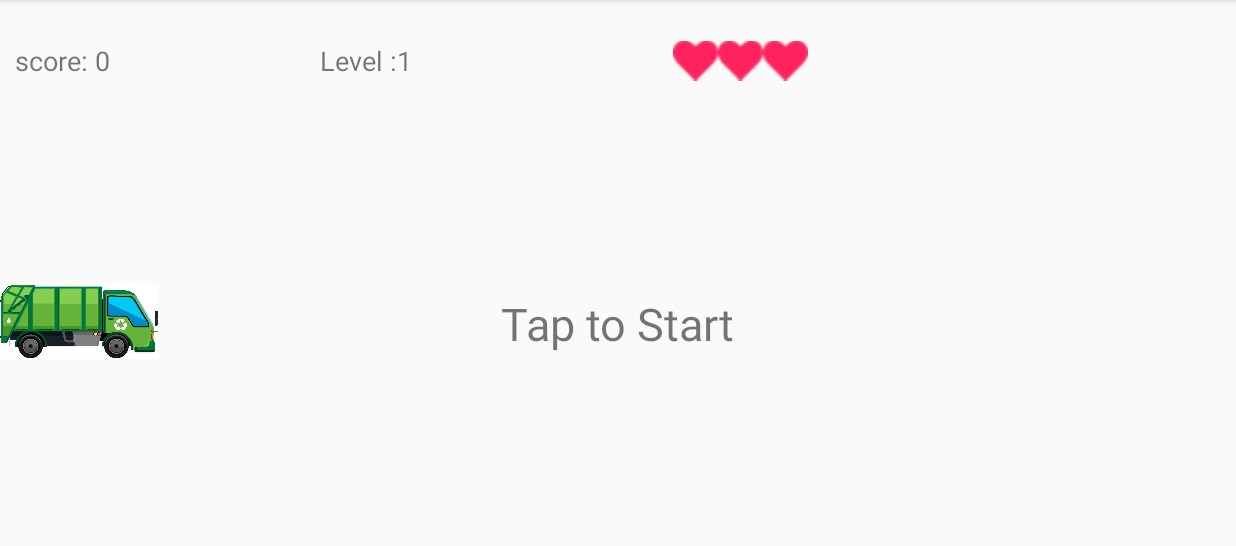
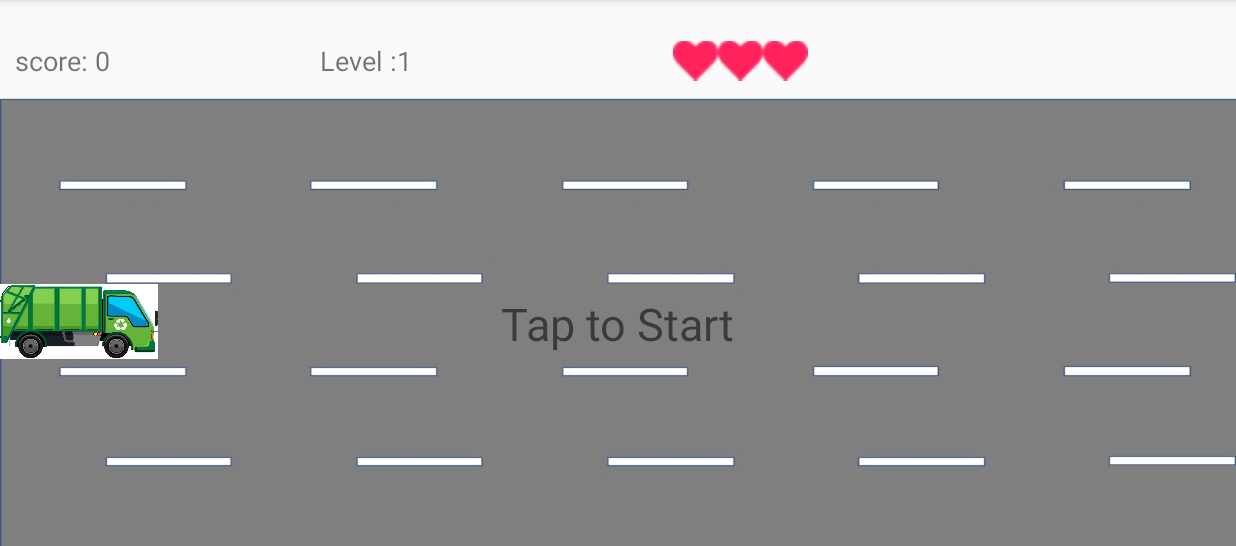
Before and after one commit to dorshamir55/CleaningTheCity, an Android app: the MainActivity screen opened directly, with no data from a screen before it, on a phone screen of 824 x 412 dp (held sideways), the part 72-618 px from its top. Run offline under Robolectric (Android 15) with nearby library versions, the phone set to English and light mode, and no system bars.

Commit message:
road animation

```diff
--- a/app/src/main/java/com/example/cleaningthecity/MainActivity.java
+++ b/app/src/main/java/com/example/cleaningthecity/MainActivity.java
@@ -34,9 +34,11 @@ public class MainActivity extends AppCompatActivity {
     private ImageView healKit;
     private ImageView[] lifes;
     private ImageView levelUpImage;
+    private ImageView roadImage;
     private ArrayList<Integer> imgArr;
     private AnimationDrawable levelUpAnimation;
     private AnimationDrawable garbageTruckAnimation;
+    private AnimationDrawable roadAnimation;
 
     // Size
     private int frameHeight;
@@ -95,6 +97,7 @@ public class MainActivity extends AppCompatActivity {
         levelLabel = (TextView) findViewById(R.id.levelLabel);
         levelUpImage = (ImageView) findViewById(R.id.levelUpImage);
         garbageTruckImage = (ImageView) findViewById(R.id.garbageTruckImage);
+        roadImage = (ImageView) findViewById(R.id.roadImage);
         objects = (ImageView) findViewById(R.id.objects);
         bonusObject = (ImageView) findViewById(R.id.objectBonus);
         black = (ImageView) findViewById(R.id.black);
@@ -151,6 +154,10 @@ public class MainActivity extends AppCompatActivity {
 
         //life count
         life_count = 3;
+
+        roadImage.setBackgroundResource(R.drawable.road_animation);
+        roadAnimation = (AnimationDrawable) roadImage.getBackground();
+        roadImage.setVisibility(View.VISIBLE);
 
         garbageTruckImage.setBackgroundResource(R.drawable.garbage_truck_animation);
         garbageTruckAnimation = (AnimationDrawable) garbageTruckImage.getBackground();
@@ -356,6 +363,7 @@ public class MainActivity extends AppCompatActivity {
 
 
     public boolean onTouchEvent(MotionEvent me) {
+        roadAnimation.start();
         garbageTruckAnimation.start();
 
         if (!start_flg) {
--- /dev/null
+++ b/app/src/main/res/drawable/road_animation.xml
@@ -0,0 +1,31 @@
+<?xml version="1.0" encoding="utf-8"?>
+<animation-list xmlns:android="http://schemas.android.com/apk/res/android">
+    <item
+        android:drawable="@drawable/road1"
+        android:duration="50"/>
+
+    <item
+        android:drawable="@drawable/road2"
+        android:duration="50"/>
+
+    <item
+        android:drawable="@drawable/road3"
+        android:duration="50"/>
+
+    <item
+        android:drawable="@drawable/road4"
+        android:duration="50"/>
+
+    <item
+        android:drawable="@drawable/road5"
+        android:duration="50"/>
+
+    <item
+        android:drawable="@drawable/road6"
+        android:duration="50"/>
+
+    <item
+        android:drawable="@drawable/road7"
+        android:duration="50"/>
+
+</animation-list>
--- a/app/src/main/res/layout-land/activity_main.xml
+++ b/app/src/main/res/layout-land/activity_main.xml
@@ -56,6 +56,11 @@
         android:layout_height="match_parent">
 
         <ImageView
+            android:id="@+id/roadImage"
+            android:layout_width="match_parent"
+            android:layout_height="match_parent"/>
+
+        <ImageView
             android:id="@+id/levelUpImage"
             android:layout_width="wrap_content"
             android:layout_height="wrap_content"
```
Also changed, not shown: app/src/main/res/drawable/road1.jpg (added), app/src/main/res/drawable/road2.jpg (added), app/src/main/res/drawable/road3.jpg (added), app/src/main/res/drawable/road4.jpg (added), app/src/main/res/drawable/road5.jpg (added), app/src/main/res/drawable/road6.jpg (added), app/src/main/res/drawable/road7.jpg (added).
